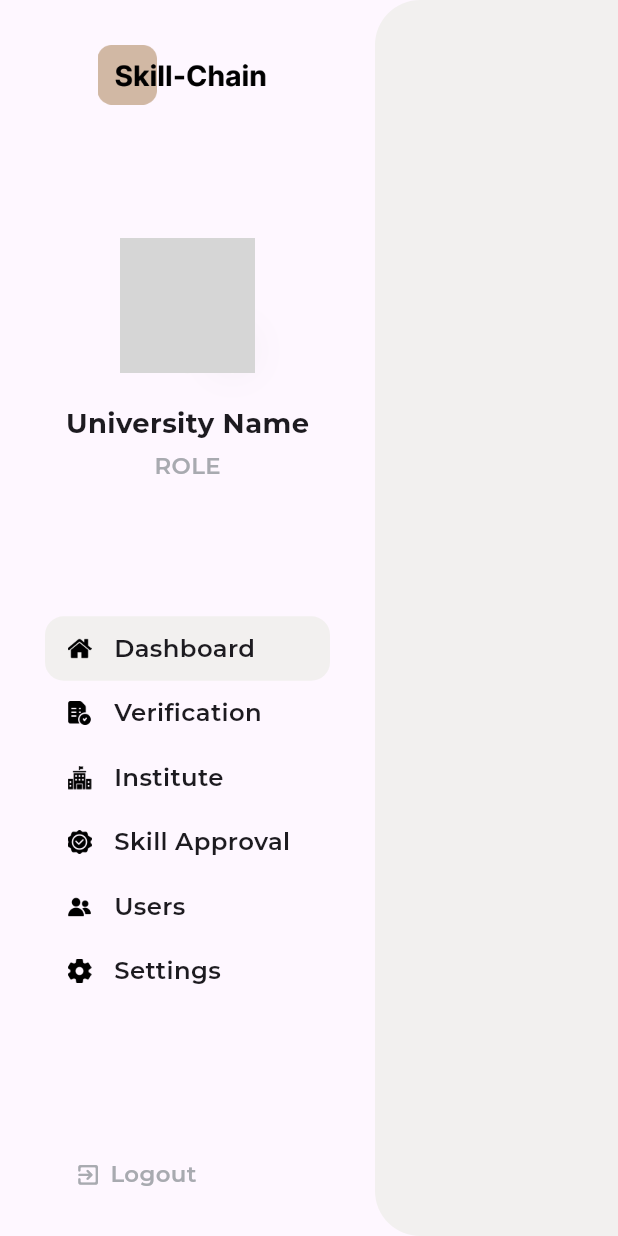
After one commit to chitraarasu/Skill-Chain, a Flutter app: the screen it shows after launch, after a tap on "Login", on a phone screen of 412 x 824 dp. The commit adds this screen. Run offline on Flutter 3.47's test engine with Material 3 defaults, Android fonts, the phone set to English and light mode, and no system bars; our stand-ins replace fluttertoast, get, url_strategy; network calls fail; grey boxes are pictures that could not be loaded.

Commit message:
dashboard inprogress

```diff
--- a/lib/main.dart
+++ b/lib/main.dart
@@ -1,9 +1,13 @@
 import 'package:flutter/material.dart';
 import 'package:get/get.dart';
 import 'package:skill_chain/web/screens/web_authentication.dart';
+import 'package:skill_chain/web/screens/web_dashboard.dart';
 import 'package:skill_chain/web/utils/resizer/fetch_pixels.dart';
+import 'package:skill_chain/web/utils/ui_element.dart';
+import 'package:url_strategy/url_strategy.dart';
 
 void main() {
+  setPathUrlStrategy();
   runApp(const MyApp());
 }
 
@@ -20,7 +24,18 @@ class MyApp extends StatelessWidget {
         colorScheme: ColorScheme.fromSeed(seedColor: Colors.deepPurple),
         useMaterial3: true,
       ),
-      home: const WebAuthentication(),
+      // home: const WebAuthentication(),
+      initialRoute: Screens.root,
+      getPages: [
+        GetPage(
+          name: Screens.root,
+          page: () => WebAuthentication(),
+        ),
+        GetPage(
+          name: Screens.dashboard,
+          page: () => WebDashboard(),
+        ),
+      ],
     );
   }
 }
--- /dev/null
+++ b/lib/web/models/dashboard_model.dart
@@ -0,0 +1,15 @@
+class DashboardModel {
+  final String image;
+  final String text;
+
+  DashboardModel(this.image, this.text);
+}
+
+List<DashboardModel> dashboardList = [
+  DashboardModel("home", "Dashboard"),
+  DashboardModel("test", "Verification"),
+  DashboardModel("institution", "Institute"),
+  DashboardModel("skill_approve", "Skill Approval"),
+  DashboardModel("user_management", "Users"),
+  DashboardModel("settings", "Settings"),
+];
--- a/lib/web/screens/web_authentication.dart
+++ b/lib/web/screens/web_authentication.dart
@@ -1,4 +1,5 @@
 import 'package:flutter/material.dart';
+import 'package:get/get.dart';
 import 'package:skill_chain/web/utils/resizer/fetch_pixels.dart';
 import 'package:skill_chain/web/utils/ui_element.dart';
 import 'package:skill_chain/web/utils/widgets/custom_textfield.dart';
@@ -89,6 +90,9 @@ class WebAuthentication extends StatelessWidget {
                               "Login",
                               buttonColor: brown,
                               radius: 10,
+                              onTap: () {
+                                Get.toNamed(Screens.dashboard);
+                              },
                             ),
                           ),
                           vSpace(15),
--- /dev/null
+++ b/lib/web/screens/web_dashboard.dart
@@ -0,0 +1,161 @@
+import 'package:flutter/material.dart';
+import 'package:get/get.dart';
+import 'package:skill_chain/web/utils/color_manager.dart';
+import 'package:skill_chain/web/utils/ui_element.dart';
+import 'package:skill_chain/web/utils/widgets/widgets.dart';
+
+import '../models/dashboard_model.dart';
+import '../utils/font_manager.dart';
+
+class WebDashboard extends StatelessWidget {
+  WebDashboard({super.key});
+
+  Rx<DashboardModel> selectedItem = Rx<DashboardModel>(dashboardList.first);
+
+  @override
+  Widget build(BuildContext context) {
+    return Scaffold(
+      body: Row(
+        children: [
+          SizedBox(
+            width: 250,
+            child: Padding(
+              padding: const EdgeInsets.all(30.0),
+              child: Column(
+                children: [
+                  Image(
+                    image: AssetImage(assetImage("sk_logo")),
+                    width: 120,
+                  ),
+                  Expanded(
+                    child: Column(
+                      mainAxisAlignment: MainAxisAlignment.center,
+                      crossAxisAlignment: CrossAxisAlignment.center,
+                      children: [
+                        Stack(
+                          alignment: Alignment.bottomRight,
+                          children: [
+                            CircleAvatar(
+                              radius: 45,
+                              backgroundColor: brown1,
+                              backgroundImage: NetworkImage(
+                                  "https://images.unsplash.com/photo-1593085512500-5d55148d6f0d"),
+                            ),
+                            Container(
+                              width: 30,
+                              height: 30,
+                              decoration: BoxDecoration(
+                                borderRadius: BorderRadius.circular(50),
+                                color: Colors.white,
+                                boxShadow: [
+                                  BoxShadow(
+                                    color: Colors.grey.withOpacity(0.1),
+                                    spreadRadius: 1,
+                                    blurRadius: 20,
+                                    offset: Offset(0, 0),
+                                  ),
+                                ],
+                              ),
+                              child: Icon(Icons.edit, size: 15),
+                            ),
+                          ],
+                        ),
+                        vSpace(20),
+                        getCustomFont(
+                          "University Name",
+                          18,
+                          fontWeight: bold,
+                        ),
+                        vSpace(5),
+                        getCustomFont(
+                          "ROLE",
+                          15,
+                          fontWeight: semiBold,
+                          fontColor: colorGrey3,
+                        )
+                      ],
+                    ),
+                  ),
+                  Expanded(
+                    child: SingleChildScrollView(
+                      child: Column(
+                        children: dashboardList
+                            .map(
+                              (e) => Obx(
+                                () => GestureDetector(
+                                  onTap: () {
+                                    selectedItem.value = e;
+                                  },
+                                  child: AnimatedContainer(
+                                    decoration: BoxDecoration(
+                                      color: selectedItem.value == e
+                                          ? brown1
+                                          : null,
+                                      borderRadius: BorderRadius.circular(12.5),
+                                    ),
+                                    duration: const Duration(milliseconds: 200),
+                                    child: Padding(
+                                      padding: const EdgeInsets.symmetric(
+                                          vertical: 10, horizontal: 15),
+                                      child: Row(
+                                        children: [
+                                          Image(
+                                            image:
+                                                AssetImage(assetImage(e.image)),
+                                            width: 16,
+                                          ),
+                                          hSpace(15),
+                                          getCustomFont(e.text, 16,
+                                              fontWeight: semiBold),
+                                        ],
+                                      ),
+                                    ),
+                                  ),
+                                ),
+                              ),
+                            )
+                            .toList(),
+                      ),
+                    ),
+                  ),
+                  vSpace(20),
+                  Row(
+                    children: [
+                      hSpace(20),
+                      Icon(
+                        Icons.exit_to_app_rounded,
+                        size: 17.5,
+                        color: colorGrey3,
+                      ),
+                      hSpace(6),
+                      getCustomFont(
+                        "Logout",
+                        15,
+                        fontColor: colorGrey3,
+                        fontWeight: semiBold,
+                      ),
+                    ],
+                  ),
+                ],
+              ),
+            ),
+          ),
+          Expanded(
+            child: Container(
+              decoration: BoxDecoration(
+                color: brown1,
+                borderRadius: BorderRadius.only(
+                  topLeft: Radius.circular(30),
+                  bottomLeft: Radius.circular(30),
+                ),
+              ),
+              child: Column(
+                children: [],
+              ),
+            ),
+          ),
+        ],
+      ),
+    );
+  }
+}
--- a/lib/web/utils/color_manager.dart
+++ b/lib/web/utils/color_manager.dart
@@ -2,7 +2,9 @@ import 'package:flutter/material.dart';
 
 const Color colorGrey1 = Color(0xFF565E67);
 const Color colorGrey2 = Color(0xFFEDEEF1);
+const Color colorGrey3 = Color(0xFFA8AAB0);
 const Color brown = Color(0xFFD1B8A4);
+const Color brown1 = Color(0xFFF2F0EF);
 
 const LinearGradient gradientColors = LinearGradient(
   begin: Alignment.centerLeft,
--- a/lib/web/utils/ui_element.dart
+++ b/lib/web/utils/ui_element.dart
@@ -44,6 +44,11 @@ unFocus(PointerDownEvent event) {
   hideKeyboard();
 }
 
+abstract class Screens {
+  static const root = '/';
+  static const dashboard = '/dashboard';
+}
+
 const packageName = "com.skill.chain";
 
 final loadingManager = LoadingManager();
--- a/lib/web/utils/widgets/custom_textfield.dart
+++ b/lib/web/utils/widgets/custom_textfield.dart
@@ -56,11 +56,14 @@ class CustomTextField extends StatelessWidget {
             onChange!(val);
           }
         },
+        cursorHeight: 15,
+        cursorColor: brown,
         decoration: InputDecoration(
           hintText: hint,
           hintStyle: const TextStyle(
             color: colorGrey1,
           ),
+          contentPadding: EdgeInsets.symmetric(horizontal: 10),
           border: OutlineInputBorder(
             borderRadius: BorderRadius.circular(10.0),
           ),
--- a/lib/web/utils/widgets/widgets.dart
+++ b/lib/web/utils/widgets/widgets.dart
@@ -4,7 +4,7 @@ import 'package:skill_chain/web/utils/resizer/fetch_pixels.dart';
 
 Widget getCustomFont(String text, double fontSize,
     {Color? fontColor,
-    int maxLine = 1,
+    int? maxLine,
     String fontFamily = firstFont,
     TextOverflow overflow = TextOverflow.ellipsis,
     TextDecoration decoration = TextDecoration.none,
--- a/pubspec.yaml
+++ b/pubspec.yaml
@@ -40,6 +40,7 @@ dependencies:
   lottie: ^2.4.0
   get_storage: ^2.1.1
   fluttertoast: ^8.2.2
+  url_strategy: ^0.2.0
 
 dev_dependencies:
   flutter_test:
@@ -67,6 +68,7 @@ flutter:
 
   assets:
     - assets/
+    - assets/images/
 
   fonts:
     - family: Montserrat
```
Also changed, not shown: assets/images/home.png (added), assets/images/institution.png (added), assets/images/settings.png (added), assets/images/sk_logo.png (added), assets/images/skill_approve.png (added), assets/images/test.png (added), assets/images/user_management.png (added), pubspec.lock.
